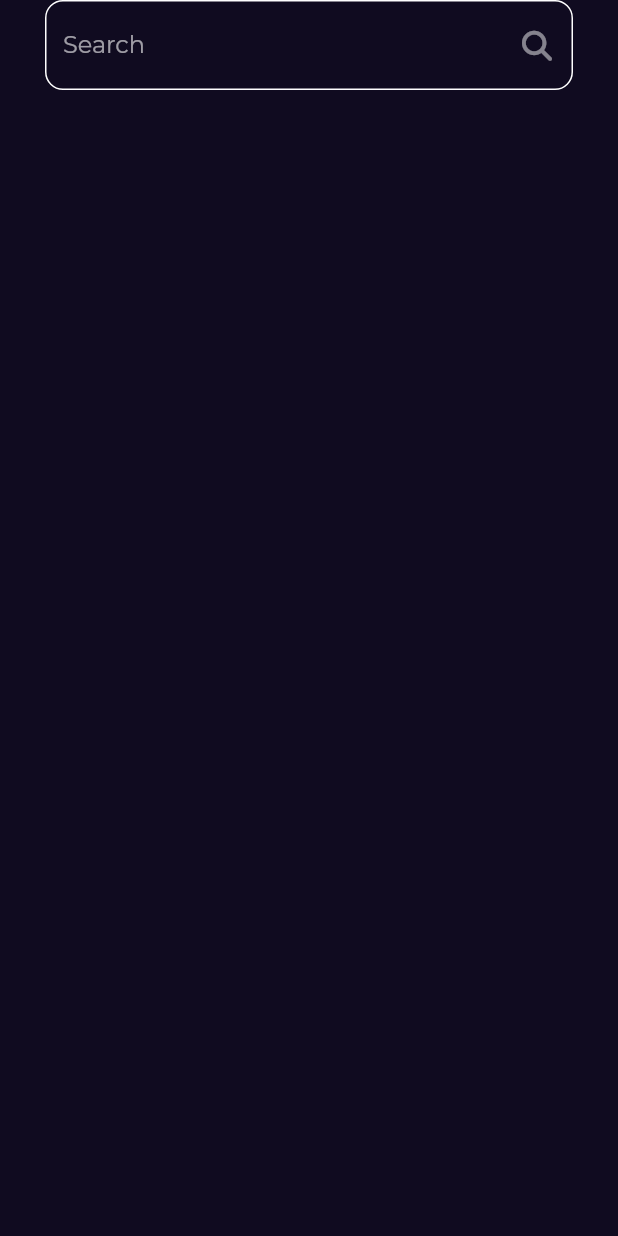
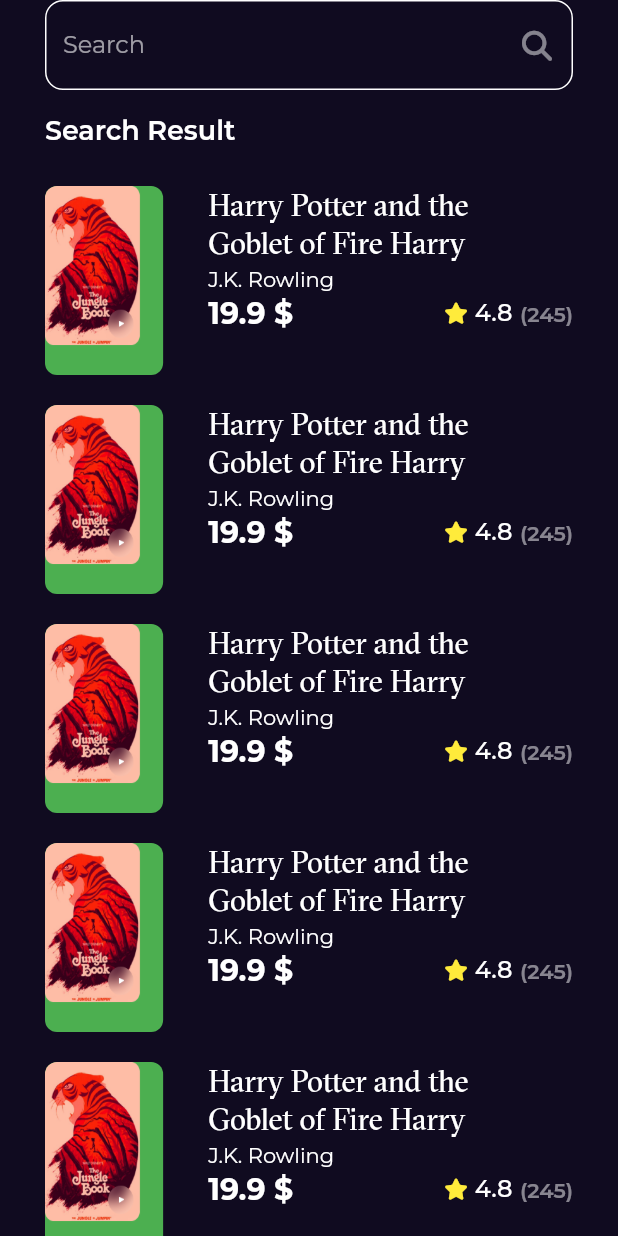
Before and after one commit to kareemmuhamedd/Bookly_App, a Flutter app: the screen it shows after launch, after a tap on an icon or button, on a phone screen of 412 x 824 dp. Run offline on Flutter 3.47's test engine with Material 2 defaults, Android fonts, the phone set to English and light mode, and no system bars; our stand-ins replace font_awesome_flutter, go_router, google_fonts.

Commit message:
search screen ui done

```diff
--- a/lib/features/home_feature/presetation/views/widgets/best_seller_list_view.dart
+++ b/lib/features/home_feature/presetation/views/widgets/best_seller_list_view.dart
@@ -15,7 +15,8 @@ class BestSellerListView extends StatelessWidget {
       itemBuilder: (context, index) {
         return const Padding(
             padding: EdgeInsets.symmetric(vertical: 10),
-              child: BestSellerListViewItem());
-        });
+            child: BookListViewItem());
+      },
+    );
   }
 }
--- a/lib/features/home_feature/presetation/views/widgets/best_seller_list_view_item.dart
+++ b/lib/features/home_feature/presetation/views/widgets/best_seller_list_view_item.dart
@@ -7,8 +7,8 @@ import '../../../../../core/utils/assets.dart';
 import '../../../../../core/utils/styles.dart';
 import '../book_details_screen.dart';
 
-class BestSellerListViewItem extends StatelessWidget {
-  const BestSellerListViewItem({Key? key}) : super(key: key);
+class BookListViewItem extends StatelessWidget {
+  const BookListViewItem({Key? key}) : super(key: key);
 
   @override
   Widget build(BuildContext context) {
--- a/lib/features/search_feature/presentation/views/widgets/search_screen_body.dart
+++ b/lib/features/search_feature/presentation/views/widgets/search_screen_body.dart
@@ -1,6 +1,8 @@
 import 'package:flutter/material.dart';
 import 'package:font_awesome_flutter/font_awesome_flutter.dart';
 
+import '../../../../../core/utils/styles.dart';
+import '../../../../home_feature/presetation/views/widgets/best_seller_list_view_item.dart';
 import 'custom_search_text_field.dart';
 
 class SearchScreenBody extends StatelessWidget {
@@ -11,10 +13,36 @@ class SearchScreenBody extends StatelessWidget {
     return const Padding(
       padding: EdgeInsets.symmetric(horizontal: 30),
       child: Column(
+        crossAxisAlignment: CrossAxisAlignment.start,
         children: [
           CustomSearchTextField(),
+          SizedBox(height: 16,),
+          Text(
+            'Search Result',
+            style: Styles.titleMedium18,
+          ),
+          SizedBox(height: 16,),
+          Expanded(
+            child: SearchResultListView(),
+          ),
         ],
       ),
     );
   }
 }
+
+class SearchResultListView extends StatelessWidget {
+  const SearchResultListView({Key? key}) : super(key: key);
+
+  @override
+  Widget build(BuildContext context) {
+    return ListView.builder(
+      itemCount: 20,
+      itemBuilder: (context, index) {
+        return const Padding(
+            padding: EdgeInsets.symmetric(vertical: 10),
+            child: BookListViewItem());
+      },
+    );
+  }
+}
```
Lines whose indentation alone changed are shown as unchanged.
